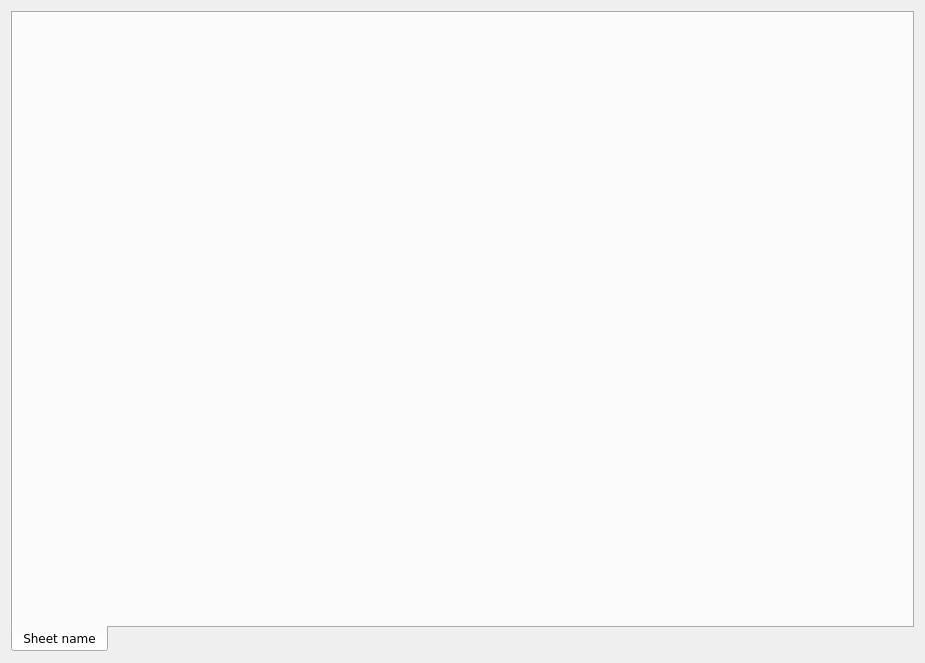
lesca-research/piccel, file resources/workbook.ui: the form before one commit.
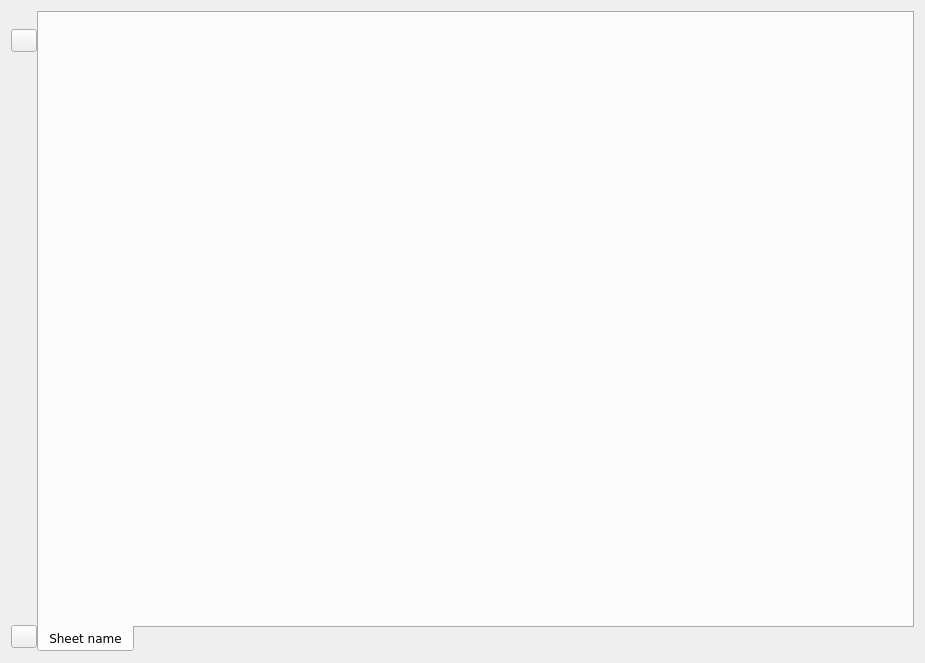
The form after the commit.

Commit message: Allow sheet plugin to be invalid. Add warnings about it in UI. Add workbook color. Better tab management. Improve selector startup screen and access screen. Form editor: Add edition of generator property, add other choice. Improve handling of dashboard errors. Improve icons and UI.

```diff
--- a/resources/workbook.ui
+++ b/resources/workbook.ui
@@ -18,9 +18,93 @@
   <property name="windowTitle">
    <string>Form</string>
   </property>
-  <layout class="QVBoxLayout" name="verticalLayout">
+  <layout class="QHBoxLayout" name="horizontalLayout">
+   <property name="spacing">
+    <number>0</number>
+   </property>
+   <item>
+    <widget class="QFrame" name="frame">
+     <property name="sizePolicy">
+      <sizepolicy hsizetype="Preferred" vsizetype="Preferred">
+       <horstretch>0</horstretch>
+       <verstretch>0</verstretch>
+      </sizepolicy>
+     </property>
+     <property name="frameShape">
+      <enum>QFrame::NoFrame</enum>
+     </property>
+     <property name="frameShadow">
+      <enum>QFrame::Raised</enum>
+     </property>
+     <layout class="QVBoxLayout" name="verticalLayout">
+      <property name="leftMargin">
+       <number>0</number>
+      </property>
+      <property name="topMargin">
+       <number>18</number>
+      </property>
+      <property name="rightMargin">
+       <number>0</number>
+      </property>
+      <property name="bottomMargin">
+       <number>4</number>
+      </property>
+      <item alignment="Qt::AlignLeft|Qt::AlignTop">
+       <widget class="QPushButton" name="button_close">
+        <property name="sizePolicy">
+         <sizepolicy hsizetype="Preferred" vsizetype="Preferred">
+          <horstretch>0</horstretch>
+          <verstretch>0</verstretch>
+         </sizepolicy>
+        </property>
+        <property name="maximumSize">
+         <size>
+          <width>26</width>
+          <height>26</height>
+         </size>
+        </property>
+        <property name="text">
+         <string/>
+        </property>
+       </widget>
+      </item>
+      <item>
+       <spacer name="verticalSpacer">
+        <property name="orientation">
+         <enum>Qt::Vertical</enum>
+        </property>
+       </spacer>
+      </item>
+      <item alignment="Qt::AlignRight|Qt::AlignBottom">
+       <widget class="QPushButton" name="button_menu">
+        <property name="sizePolicy">
+         <sizepolicy hsizetype="Preferred" vsizetype="Preferred">
+          <horstretch>0</horstretch>
+          <verstretch>0</verstretch>
+         </sizepolicy>
+        </property>
+        <property name="maximumSize">
+         <size>
+          <width>26</width>
+          <height>26</height>
+         </size>
+        </property>
+        <property name="text">
+         <string/>
+        </property>
+       </widget>
+      </item>
+     </layout>
+    </widget>
+   </item>
    <item>
     <widget class="QTabWidget" name="tabWidget">
+     <property name="sizePolicy">
+      <sizepolicy hsizetype="Expanding" vsizetype="Expanding">
+       <horstretch>5</horstretch>
+       <verstretch>0</verstretch>
+      </sizepolicy>
+     </property>
      <property name="font">
       <font>
        <family>Verdana</family>
```
The commit also changes 24 other files.
